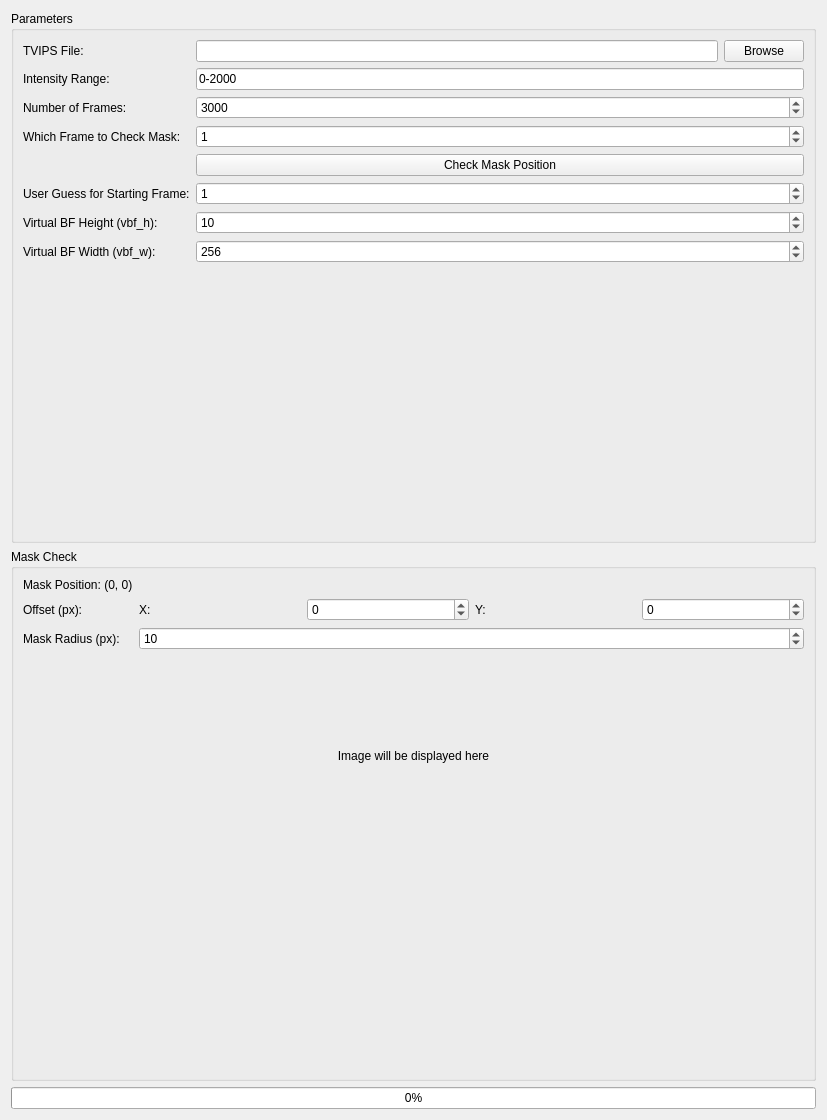
First picture: the form in ParameterAndMaskCheckPage.ui, repository xinren1230/4DSTEM-TVIPSBLO-Convertor, before the edit.
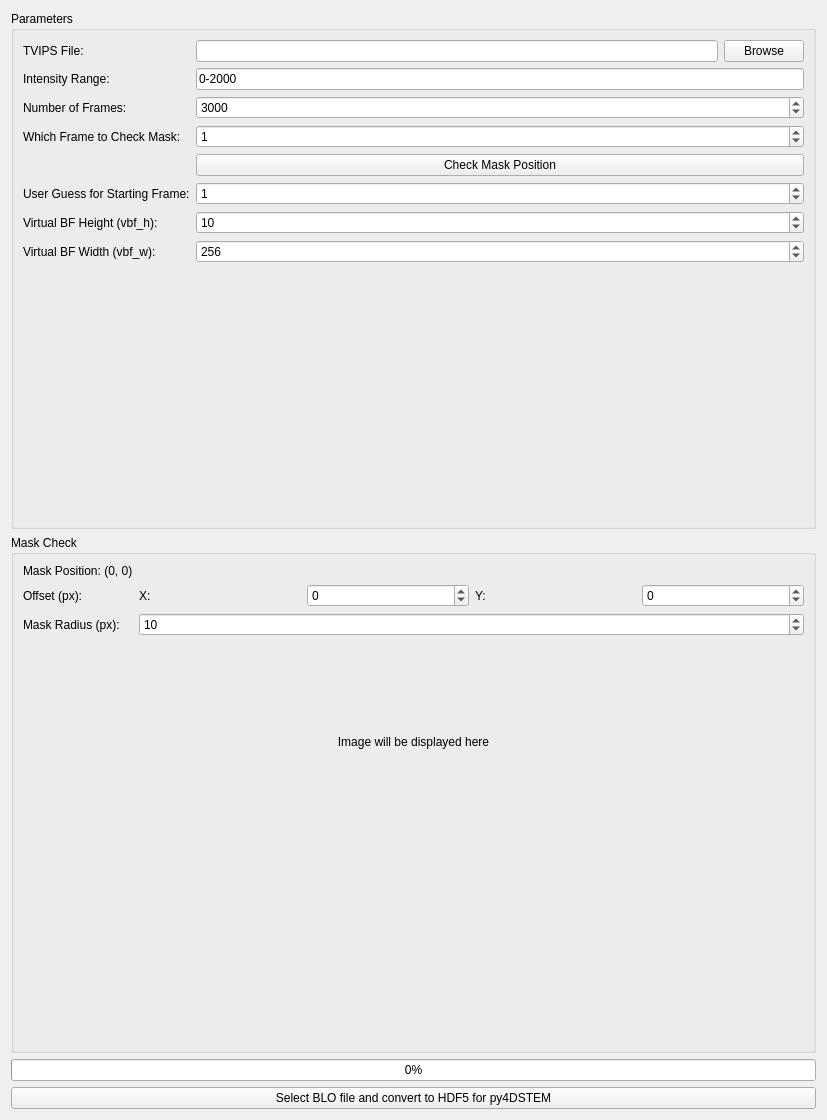
Second picture: the form after the edit.

```diff
--- a/ParameterAndMaskCheckPage.ui
+++ b/ParameterAndMaskCheckPage.ui
@@ -296,6 +296,13 @@
      </property>
     </widget>
    </item>
+   <item>
+    <widget class="QPushButton" name="manualConvertButton">
+     <property name="text">
+      <string>Select BLO file and convert to HDF5 for py4DSTEM</string>
+     </property>
+    </widget>
+   </item>
   </layout>
  </widget>
  <resources/>
```
Left out of the diff: 48 changed lines with no effect on the pictures.
